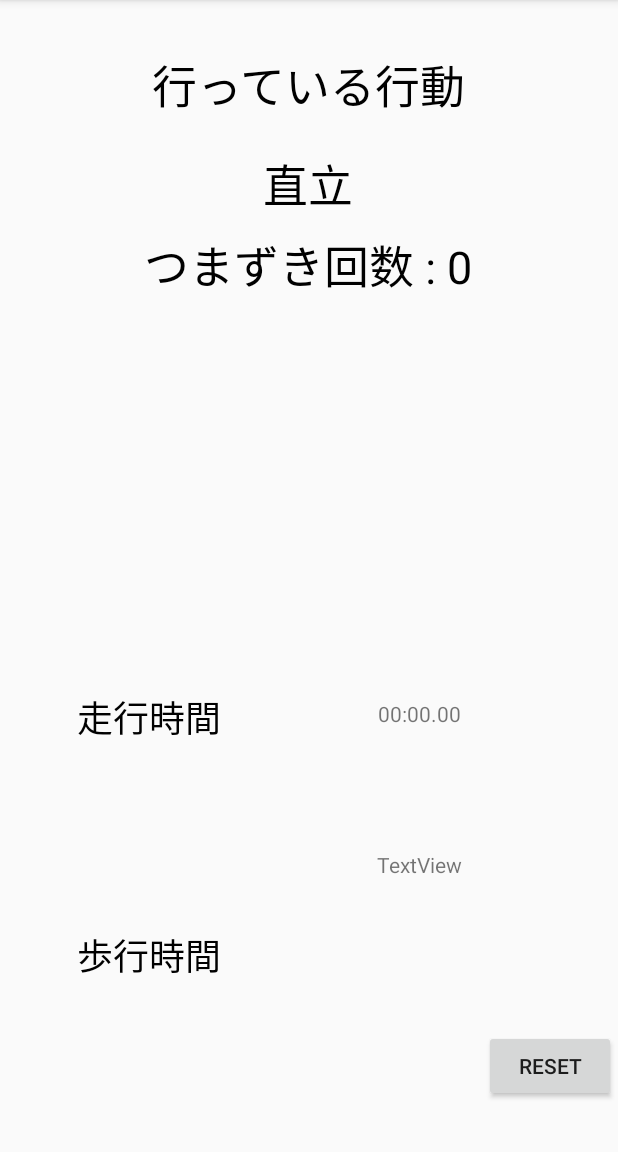
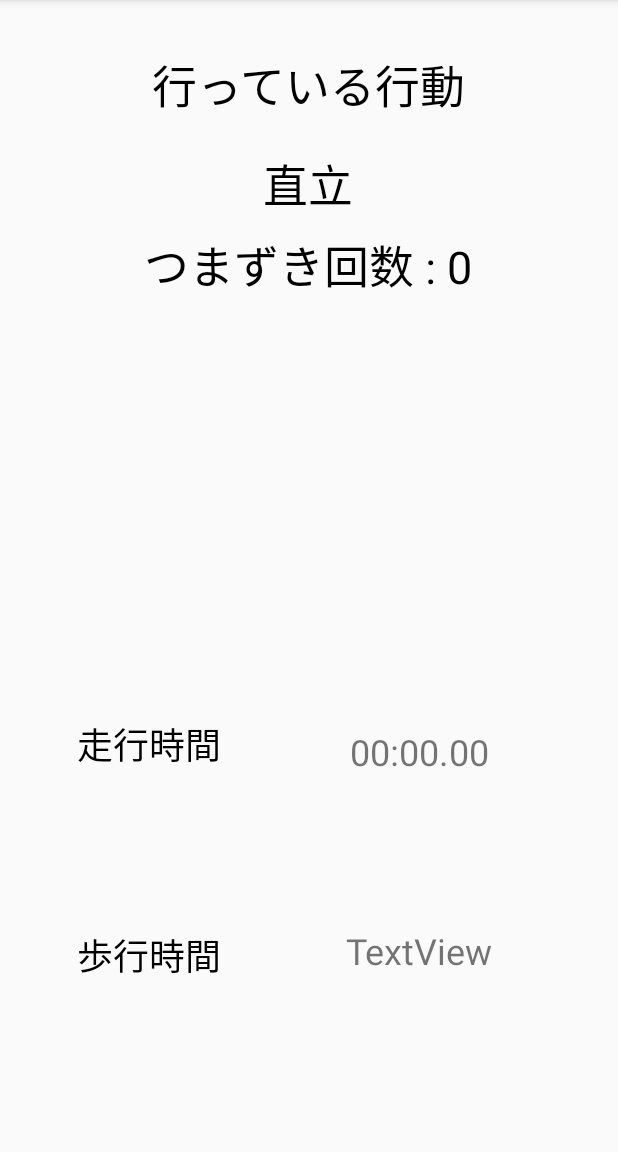
Before and after one commit to takashi0115/Timer, an Android app: the screen it shows after launch (MainActivity), on a phone screen of 412 x 824 dp, the part 84-1236 px from its top. Run offline under Robolectric (Android 15) with nearby library versions, the phone set to English and light mode, and no system bars; 3 statements that could not run were skipped.

Commit message:
first commit

```diff
--- a/app/src/main/java/com/example/prototype_1/MainActivity.java
+++ b/app/src/main/java/com/example/prototype_1/MainActivity.java
@@ -36,6 +36,7 @@ public class MainActivity extends AppCompatActivity  implements  SensorEventList
 
     int i;
     private TextView runtimerText;
+    private TextView walktimerText;
 
 
     float Atotal;   //合成加速度の合計
@@ -85,9 +86,6 @@ public class MainActivity extends AppCompatActivity  implements  SensorEventList
     private int walkTimerState = 0;
 
 
-
-
-
     @Override
     protected void onCreate(Bundle savedInstanceState) {
         super.onCreate(savedInstanceState);
@@ -98,6 +96,9 @@ public class MainActivity extends AppCompatActivity  implements  SensorEventList
 //        コメントアウト消すとボタンとタイマー機能
         runtimerText = findViewById(R.id.run_time);
         runtimerText.setText(dataFormat.format(0));
+
+        walktimerText = findViewById(R.id.run_time);
+        walktimerText.setText(dataFormat.format(0));
 
         runTimer = new Timer();
         walkTimer = new Timer();
@@ -120,20 +121,18 @@ public class MainActivity extends AppCompatActivity  implements  SensorEventList
     @Override
     public void onClick(View v) {
         Thread thread;
-        if (v == startButton){
+        if (v == startButton) {
             stopRun = false;
             thread = new Thread((Runnable) this);
             thread.start();
 
             startRunTime = System.currentTimeMillis();
 
-        }
-        else{
+        } else {
             stopRun = true;
             runtimerText.setText(dataFormat.format(0));
         }
     }
-
 
 
     @Override
@@ -242,7 +241,6 @@ public class MainActivity extends AppCompatActivity  implements  SensorEventList
                 action3.setText("歩行時間");
 
 
-
                 if (cnt < DIST_LIMIT) {             //80個になるまで配列に格納
 
                     distribute[cnt] = compACC;
@@ -343,32 +341,57 @@ public class MainActivity extends AppCompatActivity  implements  SensorEventList
     public void act_recognition() {
         //行動の判別
         Thread thread;
-        if ((compACC > 17 && compACC < 35) && (sensorX < 2 && sensorX > -8) && (sensorY > 11 && sensorY < 45) && (sensorZ > -6 && sensorZ < 3) && flag != 1)  {//つまずき
+        if ((compACC > 17 && compACC < 35) && (sensorX < 2 && sensorX > -8) && (sensorY > 11 && sensorY < 45) && (sensorZ > -6 && sensorZ < 3) && flag != 1) {//つまずき
             flag = 1;
             action_cnt += 1;
             runTimerState = 0;
+            walkTimerState = 0;
 
         } else if ((compACC > 17 && compACC < 35) && (sensorX < 2 && sensorX > -8) && (sensorY > 11 && sensorY < 45) && (sensorZ > -6 && sensorZ < 3)) {
             flag = 1;
             runTimerState = 0;
+            walkTimerState = 0;
 
         } else if (0.6 < Adist && Adist < 14) {//歩く
             flag = 2;
-            if(runTimer !=)
+            if (runTimer != null) {
+                if (runTimerState == 1) {
                     runTimerState = 0;
-            if(walkTimerState == 0){
+                    runTimer.cancel();
+                    runTimer = null;
+                    runStop();
+                    startRunTime = 0;
+                    stopRunTime = 0;
+                    runtimerText.setText(dataFormat.format(0));
+                    return;
+                }
+            }
+            if (walkTimerState == 0) {
                 walkTimerState = 1;
                 walkStart();
-                countUpWalkTimerTask = new CountUpWalkTimerTask(this,this);
+                countUpWalkTimerTask = new CountUpWalkTimerTask(this, this);
                 walkTimer = new Timer(true);
                 walkTimer.schedule(countUpWalkTimerTask, 0, 100);
             }
 
-        } else if (25 < Adist) {
-              if(runTimerState == 0){
+        } else if (25 < Adist) {//走る
+            if (walkTimer != null) {
+                if (walkTimerState == 1) {
+                    walkTimerState = 0;
+                    walkTimer.cancel();
+                    walkTimer = null;
+                    walkStop();
+                    startWalkTime = 0;
+                    stopWalkTime = 0;
+                    walktimerText.setText(dataFormat.format(0));
+                    return;
+
+                }
+            }
+            if (runTimerState == 0) {
                 runTimerState = 1;
                 runStart();
-                  countUpRunTimerTask = new CountUpRunTimerTask(this,this);
+                countUpRunTimerTask = new CountUpRunTimerTask(this, this);
                 runTimer = new Timer(true);
                 runTimer.schedule(countUpRunTimerTask, 0, 100);
             }
@@ -385,11 +408,62 @@ public class MainActivity extends AppCompatActivity  implements  SensorEventList
 
             flag = 3;
 
-        }else if(sensorZ < 4.62 && sensorY < 0.55 && sensorX < -9.5){//転倒
+        } else if (sensorZ < 4.62 && sensorY < 0.55 && sensorX < -9.5) {//転倒
+            if (runTimer != null) {
+                if (runTimerState == 1) {
+                    runTimerState = 0;
+                    runTimer.cancel();
+                    runTimer = null;
+                    runStop();
+                    startRunTime = 0;
+                    stopRunTime = 0;
+                    runtimerText.setText(dataFormat.format(0));
+                    return;
+                }
+            }
+            if (walkTimer != null) {
+                if (walkTimerState == 1) {
+                    walkTimerState = 0;
+                    walkTimer.cancel();
+                    walkTimer = null;
+                    walkStop();
+                    startWalkTime = 0;
+                    stopWalkTime = 0;
+                    walktimerText.setText(dataFormat.format(0));
+                    return;
+
+                }
+            }
+
             flag = 4;
 
+        } else if (0.5 > Adist) {//直立
+            if (runTimer != null) {
+                if (runTimerState == 1) {
+                    runTimerState = 0;
+                    runTimer.cancel();
+                    runTimer = null;
+                    runStop();
+                    startRunTime = 0;
+                    stopRunTime = 0;
+                    runtimerText.setText(dataFormat.format(0));
+                    return;
+                }
+            }
+            if (walkTimer != null) {
+                if (walkTimerState == 1) {
+                    walkTimerState = 0;
+                    walkTimer.cancel();
+                    walkTimer = null;
+                    walkStop();
+                    startWalkTime = 0;
+                    stopWalkTime = 0;
+                    walktimerText.setText(dataFormat.format(0));
+                    return;
 
-        } else if (0.5 > Adist) {//直立
+                }
+            }
+
             flag = 5;
         }
 
@@ -491,9 +565,11 @@ public class MainActivity extends AppCompatActivity  implements  SensorEventList
     public void runRestart() {
         startRunTime = System.currentTimeMillis();
     }
+
     public void runreset() {
         stopRunTime = 0;
     }
+
     public void walkStart() {
         startWalkTime = System.currentTimeMillis();
     }
@@ -505,124 +581,21 @@ public class MainActivity extends AppCompatActivity  implements  SensorEventList
     public void walkRestart() {
         startWalkTime = System.currentTimeMillis();
     }
+
     public void walkReset() {
         stopWalkTime = 0;
     }
 
     public String getRunDispString() {
-        nowRunTime =  System.currentTimeMillis() - (startRunTime - stopRunTime);
+        nowRunTime = System.currentTimeMillis() - (startRunTime - stopRunTime);
         long temp = nowRunTime;
         return dataFormat.format(nowRunTime);
     }
+
     public String getWalkDispString() {
-        nowWalkTime =  System.currentTimeMillis() - (startWalkTime - stopWalkTime);
+        nowWalkTime = System.currentTimeMillis() - (startWalkTime - stopWalkTime);
         long temp = nowWalkTime;
         return dataFormat.format(nowWalkTime);
     }
 
-    /*   public void act_recognition() { //ver.歩くをカウント
-           //行動の判別
-           if (2 > sensorY && 2 > sensorZ) {
-               flag = 1;
-               //TextView action1 = findViewById(R.id.action1);
-               //action1.setText("転倒回数 : " +  action_cnt);
-               //action_cnt += 1;
-
-           } else if(0.6 < Adist && Adist < 14 && flag != 2) {
-               flag = 2;
-               action_cnt += 1;
-           }else if(0.6 < Adist && Adist < 14 ){
-               flag = 2;
-           }else if(25 < Adist){
-               flag = 3;
-           }else if(0.5 > Adist){
-               flag = 4;
 }
-
-
-           if (flag == 1) {
-               act = "転倒";
-               TextView act0 = findViewById(R.id.act0);
-               act0.setText(act);
-
-           } else if( flag == 2){
-
-               act = "歩く";
-               TextView act0 = findViewById(R.id.act0);
-               act0.setText(act);
-
-           } else if( flag == 3){
-
-               act = "走る";
-               TextView act0 = findViewById(R.id.act0);
-               act0.setText(act);
-
-           } else if (flag == 4){
-               act = "直立";
-               TextView act0 = findViewById(R.id.act0);
-               act0.setText(act);
-
-           }
-       }*/
-
-   /* public void act_recognition() {
-        //行動の判別
-
-        if (sensorZ < 4.62 && sensorY < 0.55 && sensorX < -9.5) { //転倒
-            flag = 1;
-
-        } else if (0.6 < Adist && Adist < 14) { //歩行
-            flag = 2;
-
-        } else if (25 < Adist) { //走行
-            flag = 3;
-
-            startRunTime = System.currentTimeMillis();
-
-            for(int i = 0; i < 100000; i++){
-                result +=1;
-            }
-
-            chronometer.start();
-
-        }else if( (compACC > 17 && compACC < 45) && (sensorX < 2 && sensorX > -8) && (sensorY > 11 && sensorY < 45) && (sensorZ > -6 && sensorZ < 3) && flag != 4) {//つまずき
-            flag = 4;
-            action_cnt += 1;
-
-        }else if( (compACC > 17 && compACC < 45) && (sensorX < 2 && sensorX > -8) && (sensorY > 11 && sensorY < 45) && (sensorZ > -6 && sensorZ < 3)){
-            flag =4;
-        }else if (0.5 > Adist) {
-            flag = 5;
-        }
-
-
-        if (flag == 1) {
-            act = "転倒";
-            TextView act0 = findViewById(R.id.act0);
-            act0.setText(act);
-
-        } else if (flag == 2) {
-
-            act = "歩く";
-            TextView act0 = findViewById(R.id.act0);
-            act0.setText(act);
-
-        } else if (flag == 3) {
-
-            act = "走る";
-            TextView act0 = findViewById(R.id.act0);
-            act0.setText(act);
-
-        } else if (flag == 4) {
-            act = "つまずき";
-            TextView act0 = findViewById(R.id.act0);
-            act0.setText(act);
-
-        } else if (flag == 5) {
-            act = "直立";
-            TextView act0 = findViewById(R.id.act0);
-            act0.setText(act);
-
-        }
-    }*/
-}
--- a/app/src/main/res/layout/activity_main.xml
+++ b/app/src/main/res/layout/activity_main.xml
@@ -102,6 +102,8 @@
 
 
 
+
+
     ]]>
 
     <TextView
@@ -119,7 +121,7 @@
         app:layout_constraintHorizontal_bias="0.163"
         app:layout_constraintStart_toStartOf="parent"
         app:layout_constraintTop_toTopOf="parent"
-        app:layout_constraintVertical_bias="0.628" />
+        app:layout_constraintVertical_bias="0.653" />
 
     <TextView
         android:id="@+id/action3"
@@ -189,6 +191,7 @@
         android:layout_width="wrap_content"
         android:layout_height="wrap_content"
         android:text="TextView"
+        android:textSize="24sp"
         app:layout_constraintBottom_toTopOf="@+id/walk_time"
         app:layout_constraintEnd_toEndOf="parent"
         app:layout_constraintStart_toEndOf="@+id/action2"
@@ -199,22 +202,12 @@
         android:layout_width="wrap_content"
         android:layout_height="wrap_content"
         android:text="TextView"
+        android:textSize="24sp"
         app:layout_constraintBottom_toBottomOf="parent"
         app:layout_constraintEnd_toEndOf="parent"
         app:layout_constraintStart_toEndOf="@+id/action3"
-        app:layout_constraintTop_toBottomOf="@+id/act1" />
-
-    <Button
-        android:id="@+id/resetButton"
-        android:layout_width="wrap_content"
-        android:layout_height="wrap_content"
-        android:text="reset"
-        app:layout_constraintBottom_toBottomOf="parent"
-        app:layout_constraintEnd_toEndOf="parent"
-        app:layout_constraintHorizontal_bias="0.996"
-        app:layout_constraintStart_toStartOf="parent"
-        app:layout_constraintTop_toTopOf="parent"
-        app:layout_constraintVertical_bias="0.954" />
+        app:layout_constraintTop_toBottomOf="@+id/act1"
+        app:layout_constraintVertical_bias="0.664" />
 
 
 </androidx.constraintlayout.widget.ConstraintLayout>
```
Lines whose indentation alone changed are shown as unchanged.
